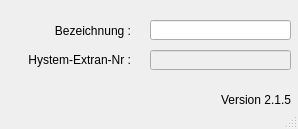
This is qkan/importhe/templates/pumpentypen.ui in hoettges/QKan as Qt 5 draws it before an edit. The edited form follows.
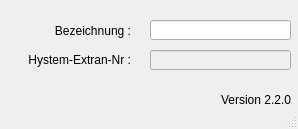
This is the edited form.

```diff
--- a/qkan/importhe/templates/pumpentypen.ui
+++ b/qkan/importhe/templates/pumpentypen.ui
@@ -100,7 +100,7 @@
      <string>Version QKan Import</string>
     </property>
     <property name="text">
-     <string>Version 2.1.5</string>
+     <string>Version 2.2.0</string>
     </property>
     <property name="alignment">
      <set>Qt::AlignRight|Qt::AlignTrailing|Qt::AlignVCenter</set>
```
